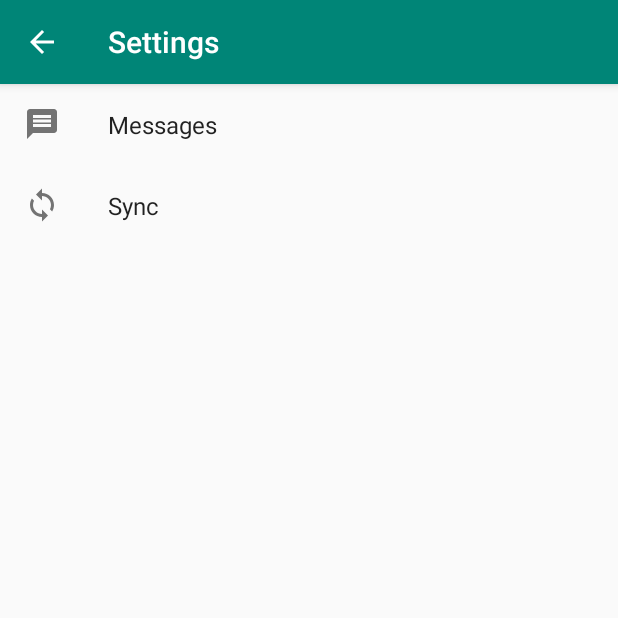
After one commit to Bernhard---H/ProjectGoli, an Android app: the SettingsActivity screen opened directly, with no data from a screen before it, on a phone screen of 412 x 824 dp, the top half of it. The commit adds this screen. Run offline under Robolectric (Android 15) with nearby library versions, the phone set to English and light mode, and no system bars; our stand-ins replace androidx.preference.

Commit message:
gen settings

```diff
--- a/app/build.gradle
+++ b/app/build.gradle
@@ -23,6 +23,7 @@ dependencies {
     implementation 'androidx.appcompat:appcompat:1.0.0'
     implementation 'com.google.android.material:material:1.0.0'
     implementation 'androidx.constraintlayout:constraintlayout:1.1.3'
+    implementation 'androidx.preference:preference:1.1.0-rc01'
     testImplementation 'junit:junit:4.12'
     androidTestImplementation 'androidx.test:runner:1.1.0'
     androidTestImplementation 'androidx.test.espresso:espresso-core:3.1.0'
--- a/app/src/main/AndroidManifest.xml
+++ b/app/src/main/AndroidManifest.xml
@@ -9,6 +9,9 @@
         android:roundIcon="@mipmap/ic_launcher_round"
         android:supportsRtl="true"
         android:theme="@style/AppTheme">
+        <activity
+            android:name=".SettingsActivity"
+            android:label="@string/title_activity_settings"></activity>
         <activity
             android:name=".MainActivity"
             android:label="@string/app_name"
--- /dev/null
+++ b/app/src/main/java/pw/grub/project_goli/SettingsActivity.java
@@ -0,0 +1,101 @@
+package pw.grub.project_goli;
+
+import android.os.Bundle;
+
+import androidx.appcompat.app.ActionBar;
+import androidx.appcompat.app.AppCompatActivity;
+import androidx.fragment.app.Fragment;
+import androidx.fragment.app.FragmentManager;
+import androidx.preference.Preference;
+import androidx.preference.PreferenceFragmentCompat;
+
+public class SettingsActivity extends AppCompatActivity implements
+        PreferenceFragmentCompat.OnPreferenceStartFragmentCallback {
+
+    private static final String TITLE_TAG = "settingsActivityTitle";
+
+    @Override
+    protected void onCreate(Bundle savedInstanceState) {
+        super.onCreate(savedInstanceState);
+        setContentView(R.layout.settings_activity);
+        if (savedInstanceState == null) {
+            getSupportFragmentManager()
+                    .beginTransaction()
+                    .replace(R.id.settings, new HeaderFragment())
+                    .commit();
+        } else {
+            setTitle(savedInstanceState.getCharSequence(TITLE_TAG));
+        }
+        getSupportFragmentManager().addOnBackStackChangedListener(
+                new FragmentManager.OnBackStackChangedListener() {
+                    @Override
+                    public void onBackStackChanged() {
+                        if (getSupportFragmentManager().getBackStackEntryCount() == 0) {
+                            setTitle(R.string.title_activity_settings);
+                        }
+                    }
+                });
+        ActionBar actionBar = getSupportActionBar();
+        if (actionBar != null) {
+            actionBar.setDisplayHomeAsUpEnabled(true);
+        }
+    }
+
+    @Override
+    public void onSaveInstanceState(Bundle outState) {
+        super.onSaveInstanceState(outState);
+        // Save current activity title so we can set it again after a configuration change
+        outState.putCharSequence(TITLE_TAG, getTitle());
+    }
+
+    @Override
+    public boolean onSupportNavigateUp() {
+        if (getSupportFragmentManager().popBackStackImmediate()) {
+            return true;
+        }
+        return super.onSupportNavigateUp();
+    }
+
+    @Override
+    public boolean onPreferenceStartFragment(PreferenceFragmentCompat caller, Preference pref) {
+        // Instantiate the new Fragment
+        final Bundle args = pref.getExtras();
+        final Fragment fragment = getSupportFragmentManager().getFragmentFactory().instantiate(
+                getClassLoader(),
+                pref.getFragment(),
+                args);
+        fragment.setArguments(args);
+        fragment.setTargetFragment(caller, 0);
+        // Replace the existing Fragment with the new Fragment
+        getSupportFragmentManager().beginTransaction()
+                .replace(R.id.settings, fragment)
+                .addToBackStack(null)
+                .commit();
+        setTitle(pref.getTitle());
+        return true;
+    }
+
+    public static class HeaderFragment extends PreferenceFragmentCompat {
+
+        @Override
+        public void onCreatePreferences(Bundle savedInstanceState, String rootKey) {
+            setPreferencesFromResource(R.xml.header_preferences, rootKey);
+        }
+    }
+
+    public static class MessagesFragment extends PreferenceFragmentCompat {
+
+        @Override
+        public void onCreatePreferences(Bundle savedInstanceState, String rootKey) {
+            setPreferencesFromResource(R.xml.messages_preferences, rootKey);
+        }
+    }
+
+    public static class SyncFragment extends PreferenceFragmentCompat {
+
+        @Override
+        public void onCreatePreferences(Bundle savedInstanceState, String rootKey) {
+            setPreferencesFromResource(R.xml.sync_preferences, rootKey);
+        }
+    }
+}
--- /dev/null
+++ b/app/src/main/res/drawable/messages.xml
@@ -0,0 +1,9 @@
+<vector xmlns:android="http://schemas.android.com/apk/res/android"
+    android:width="24dp"
+    android:height="24dp"
+    android:viewportWidth="24.0"
+    android:viewportHeight="24.0">
+    <path
+        android:fillColor="#8A000000"
+        android:pathData="M20,2L4,2c-1.1,0 -1.99,0.9 -1.99,2L2,22l4,-4h14c1.1,0 2,-0.9 2,-2L22,4c0,-1.1 -0.9,-2 -2,-2zM18,14L6,14v-2h12v2zM18,11L6,11L6,9h12v2zM18,8L6,8L6,6h12v2z" />
+</vector>
--- /dev/null
+++ b/app/src/main/res/drawable/sync.xml
@@ -0,0 +1,9 @@
+<vector xmlns:android="http://schemas.android.com/apk/res/android"
+    android:width="24dp"
+    android:height="24dp"
+    android:viewportWidth="24.0"
+    android:viewportHeight="24.0">
+    <path
+        android:fillColor="#8A000000"
+        android:pathData="M12,4L12,1L8,5l4,4L12,6c3.31,0 6,2.69 6,6 0,1.01 -0.25,1.97 -0.7,2.8l1.46,1.46C19.54,15.03 20,13.57 20,12c0,-4.42 -3.58,-8 -8,-8zM12,18c-3.31,0 -6,-2.69 -6,-6 0,-1.01 0.25,-1.97 0.7,-2.8L5.24,7.74C4.46,8.97 4,10.43 4,12c0,4.42 3.58,8 8,8v3l4,-4 -4,-4v3z" />
+</vector>
--- /dev/null
+++ b/app/src/main/res/layout/settings_activity.xml
@@ -0,0 +1,9 @@
+<LinearLayout xmlns:android="http://schemas.android.com/apk/res/android"
+    android:layout_width="match_parent"
+    android:layout_height="match_parent">
+
+    <FrameLayout
+        android:id="@+id/settings"
+        android:layout_width="match_parent"
+        android:layout_height="match_parent" />
+</LinearLayout>
--- /dev/null
+++ b/app/src/main/res/values/arrays.xml
@@ -0,0 +1,12 @@
+<resources>
+    <!-- Reply Preference -->
+    <string-array name="reply_entries">
+        <item>Reply</item>
+        <item>Reply to all</item>
+    </string-array>
+
+    <string-array name="reply_values">
+        <item>reply</item>
+        <item>reply_all</item>
+    </string-array>
+</resources>
--- a/app/src/main/res/values/strings.xml
+++ b/app/src/main/res/values/strings.xml
@@ -13,4 +13,20 @@
     <string name="menu_tools">Tools</string>
     <string name="menu_share">Share</string>
     <string name="menu_send">Send</string>
+    <string name="title_activity_settings">Settings</string>
+
+    <!-- Preference Titles -->
+    <string name="messages_header">Messages</string>
+    <string name="sync_header">Sync</string>
+
+    <!-- Messages Preferences -->
+    <string name="signature_title">Your signature</string>
+    <string name="reply_title">Default reply action</string>
+
+    <!-- Sync Preferences -->
+    <string name="sync_title">Sync email periodically</string>
+    <string name="attachment_title">Download incoming attachments</string>
+    <string name="attachment_summary_on">Automatically download attachments for incoming emails
+    </string>
+    <string name="attachment_summary_off">Only download attachments when manually requested</string>
 </resources>
--- /dev/null
+++ b/app/src/main/res/xml/header_preferences.xml
@@ -0,0 +1,31 @@
+<!--
+  ~ Copyright 2018 The Android Open Source Project
+  ~
+  ~ Licensed under the Apache License, Version 2.0 (the "License");
+  ~ you may not use this file except in compliance with the License.
+  ~ You may obtain a copy of the License at
+  ~
+  ~      http://www.apache.org/licenses/LICENSE-2.0
+  ~
+  ~ Unless required by applicable law or agreed to in writing, software
+  ~ distributed under the License is distributed on an "AS IS" BASIS,
+  ~ WITHOUT WARRANTIES OR CONDITIONS OF ANY KIND, either express or implied.
+  ~ See the License for the specific language governing permissions and
+  ~ limitations under the License.
+  -->
+
+<androidx.preference.PreferenceScreen xmlns:app="http://schemas.android.com/apk/res-auto">
+
+    <Preference
+        app:fragment="pw.grub.project_goli.SettingsActivity$MessagesFragment"
+        app:icon="@drawable/messages"
+        app:key="messages_header"
+        app:title="@string/messages_header" />
+
+    <Preference
+        app:fragment="pw.grub.project_goli.SettingsActivity$SyncFragment"
+        app:icon="@drawable/sync"
+        app:key="sync_header"
+        app:title="@string/sync_header" />
+
+</androidx.preference.PreferenceScreen>
--- /dev/null
+++ b/app/src/main/res/xml/messages_preferences.xml
@@ -0,0 +1,32 @@
+<!--
+  ~ Copyright 2018 The Android Open Source Project
+  ~
+  ~ Licensed under the Apache License, Version 2.0 (the "License");
+  ~ you may not use this file except in compliance with the License.
+  ~ You may obtain a copy of the License at
+  ~
+  ~      http://www.apache.org/licenses/LICENSE-2.0
+  ~
+  ~ Unless required by applicable law or agreed to in writing, software
+  ~ distributed under the License is distributed on an "AS IS" BASIS,
+  ~ WITHOUT WARRANTIES OR CONDITIONS OF ANY KIND, either express or implied.
+  ~ See the License for the specific language governing permissions and
+  ~ limitations under the License.
+  -->
+
+<androidx.preference.PreferenceScreen xmlns:app="http://schemas.android.com/apk/res-auto">
+
+    <EditTextPreference
+        app:key="signature"
+        app:title="@string/signature_title"
+        app:useSimpleSummaryProvider="true" />
+
+    <ListPreference
+        app:defaultValue="reply"
+        app:entries="@array/reply_entries"
+        app:entryValues="@array/reply_values"
+        app:key="reply"
+        app:title="@string/reply_title"
+        app:useSimpleSummaryProvider="true" />
+
+</androidx.preference.PreferenceScreen>
--- /dev/null
+++ b/app/src/main/res/xml/sync_preferences.xml
@@ -0,0 +1,30 @@
+<!--
+  ~ Copyright 2018 The Android Open Source Project
+  ~
+  ~ Licensed under the Apache License, Version 2.0 (the "License");
+  ~ you may not use this file except in compliance with the License.
+  ~ You may obtain a copy of the License at
+  ~
+  ~      http://www.apache.org/licenses/LICENSE-2.0
+  ~
+  ~ Unless required by applicable law or agreed to in writing, software
+  ~ distributed under the License is distributed on an "AS IS" BASIS,
+  ~ WITHOUT WARRANTIES OR CONDITIONS OF ANY KIND, either express or implied.
+  ~ See the License for the specific language governing permissions and
+  ~ limitations under the License.
+  -->
+
+<androidx.preference.PreferenceScreen xmlns:app="http://schemas.android.com/apk/res-auto">
+
+    <SwitchPreferenceCompat
+        app:key="sync"
+        app:title="@string/sync_title" />
+
+    <SwitchPreferenceCompat
+        app:dependency="sync"
+        app:key="attachment"
+        app:summaryOff="@string/attachment_summary_off"
+        app:summaryOn="@string/attachment_summary_on"
+        app:title="@string/attachment_title" />
+
+</androidx.preference.PreferenceScreen>
```
